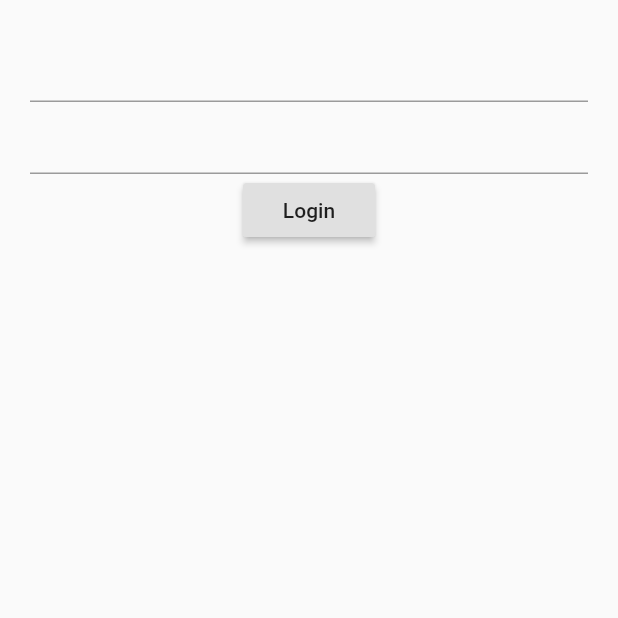
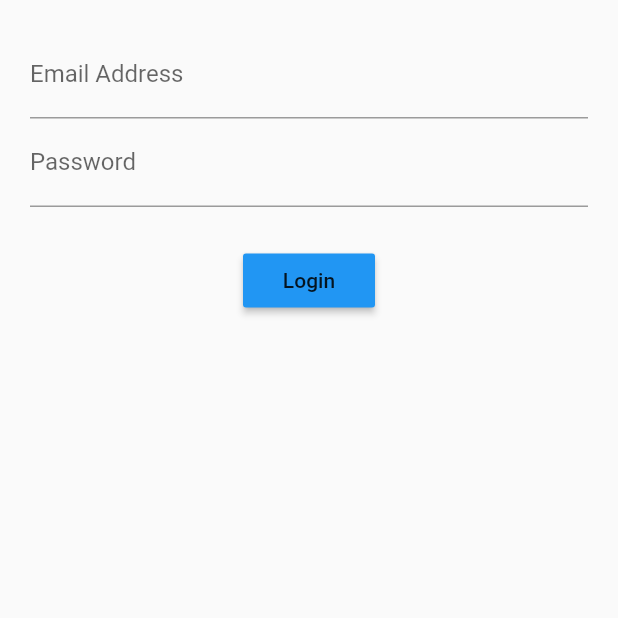
Before and after one commit to attempttechnologies/login-stateful, a Flutter app: the screen it shows after launch, on a phone screen of 412 x 824 dp, the top half of it. Run offline on Flutter 3.47's test engine with Material 2 defaults, Android fonts, the phone set to English and light mode, and no system bars.

Commit message:
lessons 108-113

```diff
--- a/lib/src/screens/login_screen.dart
+++ b/lib/src/screens/login_screen.dart
@@ -13,15 +13,40 @@ class _LoginScreenState extends State<LoginScreen> {
       child: Form(
         child: Column(
           children: [
-            TextFormField(),
-            TextFormField(),
-            RaisedButton(
-              onPressed: () {},
-              child: Text('Login'),
-            ),
+            this._emailField(),
+            this._passwordField(),
+            Container(margin: EdgeInsets.only(bottom: 25.0)),
+            this._submitButton(),
           ],
         ),
       ),
     );
   }
+
+  TextFormField _emailField() {
+    return TextFormField(
+      decoration: InputDecoration(
+        labelText: 'Email Address',
+        hintText: 'you@example.com',
+      ),
+      keyboardType: TextInputType.emailAddress,
+    );
+  }
+
+  TextFormField _passwordField() {
+    return TextFormField(
+      decoration: InputDecoration(
+        labelText: 'Password',
+      ),
+      obscureText: true,
+    );
+  }
+
+  RaisedButton _submitButton() {
+    return RaisedButton(
+      color: Colors.blue,
+      onPressed: () {},
+      child: Text('Login'),
+    );
+  }
 }
```
